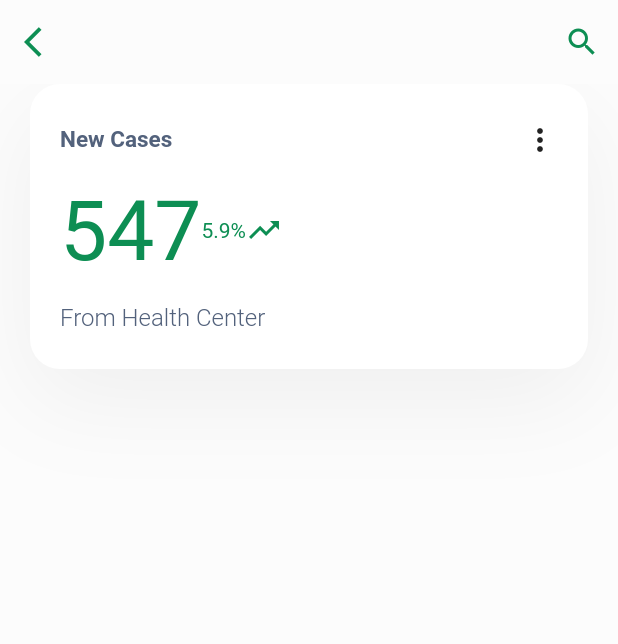
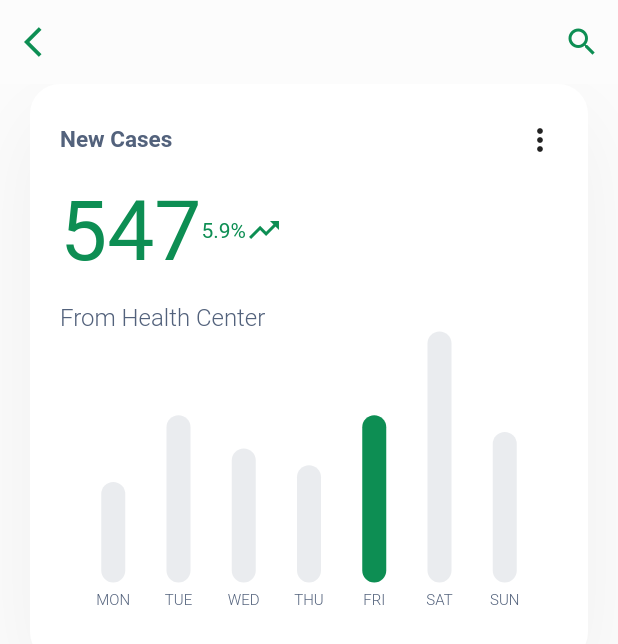
Before and after one commit to K2nate/myapp, a Flutter app: the DetailsScreen screen opened directly, on a phone screen of 412 x 824 dp. Shown: the top 644 px of the screen. Run offline on Flutter 3.47's test engine with Material 2 defaults, Android fonts, the phone set to English and light mode, and no system bars; drawn by our look-alikes of fl_chart.

Commit message:
add weekly chart

```diff
--- a/lib/constants.dart
+++ b/lib/constants.dart
@@ -5,3 +5,4 @@ const kTextMediumColor = Color(0xFF53627C);
 const kTextLightColor = Color(0xFFACB1C0);
 const kPrimaryColor = Color(0xFF0D8E53);
 const kBackGroundColor = Color(0xFFFCFCFC);
+const kInactiveChartColor = Color(0xFFEAECEF);
--- a/lib/screens/details_screen.dart
+++ b/lib/screens/details_screen.dart
@@ -1,5 +1,6 @@
 import 'package:flutter/material.dart';
 import 'package:myapp/constants.dart';
+import 'package:myapp/widgets/weekly_chart.dart';
 
 class DetailsScreen extends StatelessWidget {
   @override
@@ -41,6 +42,7 @@ class DetailsScreen extends StatelessWidget {
                       fontSize: 16,
                     ),
                   ),
+                  WeeklyChart(),
                 ],
               ),
             ),
--- /dev/null
+++ b/lib/widgets/weekly_chart.dart
@@ -0,0 +1,76 @@
+import 'package:fl_chart/fl_chart.dart';
+import 'package:flutter/material.dart';
+
+import '../constants.dart';
+
+class WeeklyChart extends StatelessWidget {
+  @override
+  Widget build(BuildContext context) {
+    return AspectRatio(
+      aspectRatio: 1.7,
+      child: BarChart(
+        BarChartData(
+          barGroups: getBarGroups(),
+          borderData: FlBorderData(
+            show: false,
+          ),
+          titlesData: FlTitlesData(
+            leftTitles: SideTitles(
+              showTitles: false,
+            ),
+            bottomTitles: SideTitles(
+              showTitles: true,
+              getTitles: getWeek,
+              textStyle: TextStyle(
+                color: kTextMediumColor,
+                fontSize: 10,
+                fontWeight: FontWeight.w300,
+              ),
+            ),
+          ),
+        ),
+      ),
+    );
+  }
+}
+
+List<BarChartGroupData> getBarGroups() {
+  List<double> barChartDatas = [6, 10, 8, 7, 10, 15, 9];
+  List<BarChartGroupData> barChartGroups = [];
+  barChartDatas.asMap().forEach(
+        (i, value) => barChartGroups.add(
+          BarChartGroupData(
+            x: i,
+            barRods: [
+              BarChartRodData(
+                y: value,
+                color: i == 4 ? kPrimaryColor : kInactiveChartColor,
+                width: 16,
+              ),
+            ],
+          ),
+        ),
+      );
+  return barChartGroups;
+}
+
+String getWeek(double value) {
+  switch (value.toInt()) {
+    case 0:
+      return 'MON';
+    case 1:
+      return 'TUE';
+    case 2:
+      return 'WED';
+    case 3:
+      return 'THU';
+    case 4:
+      return 'FRI';
+    case 5:
+      return 'SAT';
+    case 6:
+      return 'SUN';
+    default:
+      return '';
+  }
+}
--- a/pubspec.yaml
+++ b/pubspec.yaml
@@ -28,7 +28,9 @@ dependencies:
   # The following adds the Cupertino Icons font to your application.
   # Use with the CupertinoIcons class for iOS style icons.
   cupertino_icons: ^0.1.3
+
   flutter_svg: ^0.17.4
+  fl_chart: ^0.9.4
 
 dev_dependencies:
   flutter_test:
```
Also changed, not shown: pubspec.lock.
